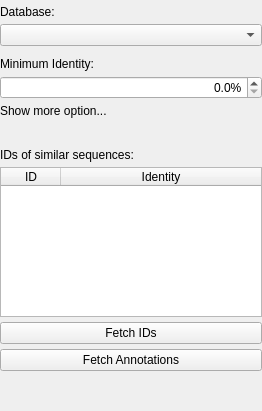
Qt form src/corelibs/U2View/src/ov_sequence/Das/ui/DasOptionsPanelWidget.ui (violethaze74/ugene) before a commit.
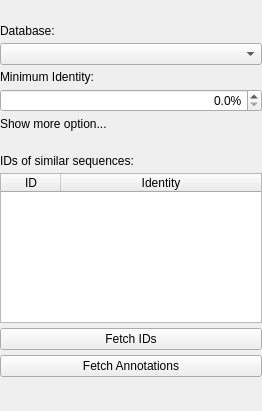
The same form after that commit.

Commit message: UGENE-2167 DAS results table is not cleared properly UGENE-2164 Block DAS widget while loading IDs UGENE-2163 Disable editing in DAS results table UGENE-2171 Cancel "Fetch IDs" task of the DAS widget UGENE-2172 "DAS fetch by ID" cannot load IDs for a long sequence UGENE-2174 DAS Fetch IDs small sequences UGENE-2186 Clear results and cancel "Fetch IDs" task when switching sequences

Diff of the .ui file:
```diff
--- a/src/corelibs/U2View/src/ov_sequence/Das/ui/DasOptionsPanelWidget.ui
+++ b/src/corelibs/U2View/src/ov_sequence/Das/ui/DasOptionsPanelWidget.ui
@@ -45,6 +45,16 @@
      </property>
     </layout>
    </item>
+   <item>
+    <widget class="QLabel" name="hintLabel">
+     <property name="text">
+      <string/>
+     </property>
+     <property name="wordWrap">
+      <bool>true</bool>
+     </property>
+    </widget>
+   </item>
    <item>
     <widget class="QWidget" name="regionSelectorContainerWidget" native="true">
      <layout class="QVBoxLayout" name="regionSelectorContainerLayout">
```
Left out of the diff: 66 changed lines with no effect on the pictures. The commit also changes 5 other files.
